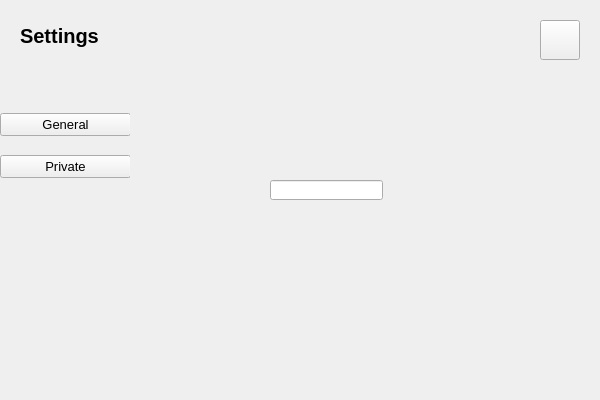
First picture: the form in LoginPanel/loginpanel.ui, repository piotrst99/LoginPanel-Qt, before the edit.
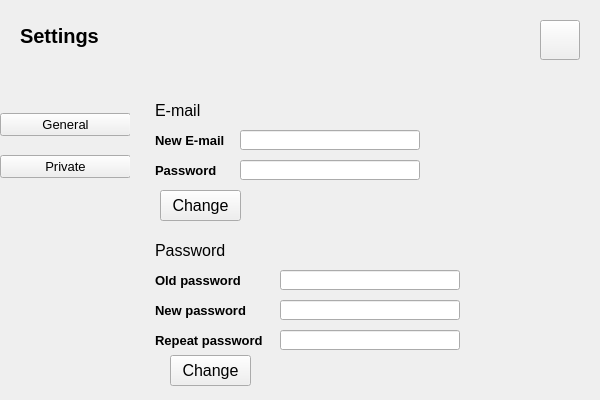
Second picture: the form after the edit. The open tabs and pages were chosen to show the change.

What changed in the file:
```diff
--- a/LoginPanel/loginpanel.ui
+++ b/LoginPanel/loginpanel.ui
@@ -847,11 +847,336 @@
        <widget class="QLineEdit" name="emailTxtSet">
         <property name="geometry">
          <rect>
-          <x>140</x>
-          <y>100</y>
-          <width>113</width>
+          <x>110</x>
+          <y>50</y>
+          <width>180</width>
           <height>20</height>
          </rect>
+        </property>
+        <property name="font">
+         <font>
+          <pointsize>10</pointsize>
+         </font>
+        </property>
+       </widget>
+       <widget class="QLabel" name="emailSetLabel">
+        <property name="geometry">
+         <rect>
+          <x>25</x>
+          <y>20</y>
+          <width>111</width>
+          <height>20</height>
+         </rect>
+        </property>
+        <property name="font">
+         <font>
+          <pointsize>12</pointsize>
+          <weight>50</weight>
+          <bold>false</bold>
+         </font>
+        </property>
+        <property name="text">
+         <string>E-mail </string>
+        </property>
+       </widget>
+       <widget class="QLineEdit" name="passwordForEmailTxt">
+        <property name="geometry">
+         <rect>
+          <x>110</x>
+          <y>80</y>
+          <width>180</width>
+          <height>20</height>
+         </rect>
+        </property>
+        <property name="font">
+         <font>
+          <pointsize>10</pointsize>
+         </font>
+        </property>
+        <property name="echoMode">
+         <enum>QLineEdit::Password</enum>
+        </property>
+       </widget>
+       <widget class="QPushButton" name="changeEmailSettings">
+        <property name="geometry">
+         <rect>
+          <x>30</x>
+          <y>110</y>
+          <width>81</width>
+          <height>31</height>
+         </rect>
+        </property>
+        <property name="font">
+         <font>
+          <pointsize>12</pointsize>
+         </font>
+        </property>
+        <property name="text">
+         <string>Change</string>
+        </property>
+       </widget>
+       <widget class="QLabel" name="emailSetError">
+        <property name="geometry">
+         <rect>
+          <x>300</x>
+          <y>50</y>
+          <width>131</width>
+          <height>20</height>
+         </rect>
+        </property>
+        <property name="font">
+         <font>
+          <pointsize>10</pointsize>
+         </font>
+        </property>
+        <property name="text">
+         <string/>
+        </property>
+       </widget>
+       <widget class="QLabel" name="passwordSetError">
+        <property name="geometry">
+         <rect>
+          <x>300</x>
+          <y>80</y>
+          <width>131</width>
+          <height>20</height>
+         </rect>
+        </property>
+        <property name="font">
+         <font>
+          <pointsize>10</pointsize>
+         </font>
+        </property>
+        <property name="text">
+         <string/>
+        </property>
+       </widget>
+       <widget class="QLabel" name="passwordSetLabel">
+        <property name="geometry">
+         <rect>
+          <x>25</x>
+          <y>160</y>
+          <width>111</width>
+          <height>20</height>
+         </rect>
+        </property>
+        <property name="font">
+         <font>
+          <pointsize>12</pointsize>
+          <weight>50</weight>
+          <bold>false</bold>
+         </font>
+        </property>
+        <property name="text">
+         <string>Password</string>
+        </property>
+       </widget>
+       <widget class="QLineEdit" name="oldPasswordTxt">
+        <property name="geometry">
+         <rect>
+          <x>150</x>
+          <y>190</y>
+          <width>180</width>
+          <height>20</height>
+         </rect>
+        </property>
+        <property name="font">
+         <font>
+          <pointsize>10</pointsize>
+         </font>
+        </property>
+        <property name="echoMode">
+         <enum>QLineEdit::Password</enum>
+        </property>
+       </widget>
+       <widget class="QLineEdit" name="newPasswordTxt">
+        <property name="geometry">
+         <rect>
+          <x>150</x>
+          <y>220</y>
+          <width>180</width>
+          <height>20</height>
+         </rect>
+        </property>
+        <property name="font">
+         <font>
+          <pointsize>10</pointsize>
+         </font>
+        </property>
+        <property name="echoMode">
+         <enum>QLineEdit::Password</enum>
+        </property>
+       </widget>
+       <widget class="QLineEdit" name="newPasswordTxt_2">
+        <property name="geometry">
+         <rect>
+          <x>150</x>
+          <y>250</y>
+          <width>180</width>
+          <height>20</height>
+         </rect>
+        </property>
+        <property name="font">
+         <font>
+          <pointsize>10</pointsize>
+         </font>
+        </property>
+        <property name="echoMode">
+         <enum>QLineEdit::Password</enum>
+        </property>
+       </widget>
+       <widget class="QLabel" name="changePasswordLabel">
+        <property name="geometry">
+         <rect>
+          <x>25</x>
+          <y>190</y>
+          <width>91</width>
+          <height>20</height>
+         </rect>
+        </property>
+        <property name="font">
+         <font>
+          <pointsize>10</pointsize>
+          <weight>75</weight>
+          <bold>true</bold>
+         </font>
+        </property>
+        <property name="text">
+         <string>Old password</string>
+        </property>
+       </widget>
+       <widget class="QLabel" name="changePasswordLabel_2">
+        <property name="geometry">
+         <rect>
+          <x>25</x>
+          <y>220</y>
+          <width>101</width>
+          <height>20</height>
+         </rect>
+        </property>
+        <property name="font">
+         <font>
+          <pointsize>10</pointsize>
+          <weight>75</weight>
+          <bold>true</bold>
+         </font>
+        </property>
+        <property name="text">
+         <string>New password</string>
+        </property>
+       </widget>
+       <widget class="QLabel" name="changePasswordLabel_3">
+        <property name="geometry">
+         <rect>
+          <x>25</x>
+          <y>250</y>
+          <width>121</width>
+          <height>20</height>
+         </rect>
+        </property>
+        <property name="font">
+         <font>
+          <pointsize>10</pointsize>
+          <weight>75</weight>
+          <bold>true</bold>
+         </font>
+        </property>
+        <property name="text">
+         <string>Repeat password</string>
+        </property>
+       </widget>
+       <widget class="QPushButton" name="changePasswordSettings">
+        <property name="geometry">
+         <rect>
+          <x>40</x>
+          <y>275</y>
+          <width>81</width>
+          <height>31</height>
+         </rect>
+        </property>
+        <property name="font">
+         <font>
+          <pointsize>12</pointsize>
+         </font>
+        </property>
+        <property name="text">
+         <string>Change</string>
+        </property>
+       </widget>
+       <widget class="QLabel" name="passwordSetError_2">
+        <property name="geometry">
+         <rect>
+          <x>340</x>
+          <y>190</y>
+          <width>111</width>
+          <height>20</height>
+         </rect>
+        </property>
+        <property name="font">
+         <font>
+          <pointsize>8</pointsize>
+         </font>
+        </property>
+        <property name="text">
+         <string/>
+        </property>
+       </widget>
+       <widget class="QLabel" name="passwordSetError_3">
+        <property name="geometry">
+         <rect>
+          <x>340</x>
+          <y>235</y>
+          <width>111</width>
+          <height>20</height>
+         </rect>
+        </property>
+        <property name="font">
+         <font>
+          <pointsize>8</pointsize>
+         </font>
+        </property>
+        <property name="text">
+         <string/>
+        </property>
+       </widget>
+       <widget class="QLabel" name="changeEmailLabel">
+        <property name="geometry">
+         <rect>
+          <x>25</x>
+          <y>50</y>
+          <width>71</width>
+          <height>20</height>
+         </rect>
+        </property>
+        <property name="font">
+         <font>
+          <pointsize>10</pointsize>
+          <weight>75</weight>
+          <bold>true</bold>
+         </font>
+        </property>
+        <property name="text">
+         <string>New E-mail</string>
+        </property>
+       </widget>
+       <widget class="QLabel" name="changePasswordForEmailLabel">
+        <property name="geometry">
+         <rect>
+          <x>25</x>
+          <y>80</y>
+          <width>71</width>
+          <height>20</height>
+         </rect>
+        </property>
+        <property name="font">
+         <font>
+          <pointsize>10</pointsize>
+          <weight>75</weight>
+          <bold>true</bold>
+         </font>
+        </property>
+        <property name="text">
+         <string>Password</string>
         </property>
        </widget>
       </widget>
```
Left out of the diff: 38 changed lines with no effect on the pictures.
